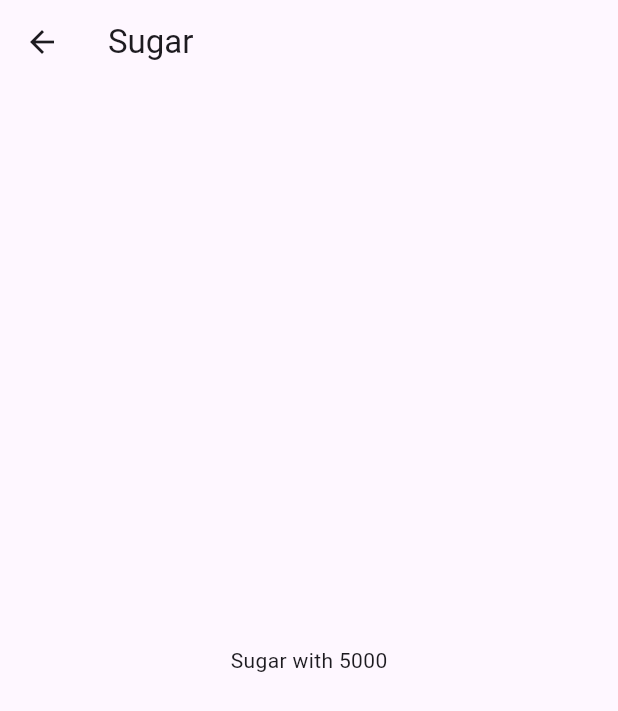
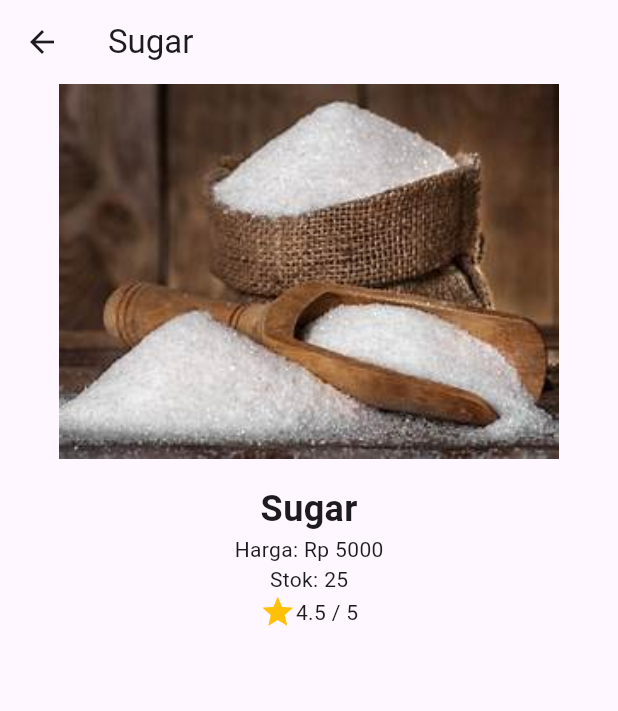
Before and after one commit to olthapage/PemrogramanMobile, a Flutter app: the screen it shows after launch, after a tap on "Sugar", on a phone screen of 412 x 824 dp. Shown: the top 711 px of the screen. Run offline on Flutter 3.47's test engine with Material 3 defaults, Android fonts, the phone set to English and light mode, and no system bars; our stand-ins replace go_router.

Commit message:
Tugas praktikum 2

```diff
--- a/Praktikum5/belanja/lib/main.dart
+++ b/Praktikum5/belanja/lib/main.dart
@@ -1,29 +1,40 @@
 import 'package:flutter/material.dart';
+import 'package:go_router/go_router.dart';
 import 'pages/home_page.dart';
 import 'pages/item_page.dart';
+import 'models/item.dart';
 
 void main() {
-  runApp(MaterialApp(
-    initialRoute: '/',
-    routes: {
-      '/': (context) => HomePage(),
-      '/item': (context) => ItemPage(),
-    },
-  )); // MaterialApp
+  runApp(const MyApp());
 }
 
 class MyApp extends StatelessWidget {
   const MyApp({super.key});
 
-  // This widget is the root of your application.
   @override
   Widget build(BuildContext context) {
-    return MaterialApp(
-      title: 'Flutter Demo',
+    final GoRouter router = GoRouter(
+      routes: [
+        GoRoute(
+          path: '/',
+          builder: (context, state) => HomePage(),
+        ),
+        GoRoute(
+          path: '/item',
+          builder: (context, state) {
+            final item = state.extra as Item;
+            return ItemPage(item: item);
+          },
+        ),
+      ],
+    );
+
+    return MaterialApp.router(
+      title: 'Belanja App',
       theme: ThemeData(
         colorScheme: ColorScheme.fromSeed(seedColor: Colors.deepPurple),
       ),
-      home: const MyHomePage(title: 'Flutter Demo Home Page'),
+      routerConfig: router,
     );
   }
 }
--- a/Praktikum5/belanja/lib/models/item.dart
+++ b/Praktikum5/belanja/lib/models/item.dart
@@ -1,6 +1,15 @@
 class Item {
   final String name;
   final int price;
+  final String imageUrl;
+  final int stock;
+  final double rating;
 
-  Item({required this.name, required this.price});
+  Item({
+    required this.name,
+    required this.price,
+    required this.imageUrl,
+    required this.stock,
+    required this.rating,
+  });
 }
--- a/Praktikum5/belanja/lib/pages/home_page.dart
+++ b/Praktikum5/belanja/lib/pages/home_page.dart
@@ -1,54 +1,110 @@
 import 'package:flutter/material.dart';
+import 'package:go_router/go_router.dart';
 import '../models/item.dart';
 
 class HomePage extends StatelessWidget {
   HomePage({super.key});
 
   final List<Item> items = [
-    Item(name: 'Sugar', price: 5000),
-    Item(name: 'Salt', price: 2000),
+    Item(
+      name: 'Sugar',
+      price: 5000,
+      imageUrl: 'Images/sugar.jpg',
+      stock: 25,
+      rating: 4.5,
+    ),
+    Item(
+      name: 'Salt',
+      price: 2000,
+      imageUrl: 'Images/salt.jpg',
+      stock: 50,
+      rating: 4.2,
+    ),
   ];
 
   @override
   Widget build(BuildContext context) {
     return Scaffold(
-      appBar: AppBar(title: Text('Home Page')),
-
-      body: Container(
-        margin: EdgeInsets.all(8),
-        child: ListView.builder(
-          padding: EdgeInsets.all(8),
+      appBar: AppBar(title: const Text('Home Page')),
+      body: Padding(
+        padding: const EdgeInsets.all(8.0),
+        child: GridView.builder(
+          gridDelegate: const SliverGridDelegateWithFixedCrossAxisCount(
+            crossAxisCount: 2,
+            crossAxisSpacing: 8,
+            mainAxisSpacing: 8,
+            childAspectRatio: 0.75,
+          ),
           itemCount: items.length,
           itemBuilder: (context, index) {
             final item = items[index];
             return InkWell(
               onTap: () {
-                Navigator.pushNamed(
-                  context,
-                  '/item',
-                  arguments: item,
-                );
+                // 🧭 navigasi pakai go_router
+                context.push('/item', extra: item);
               },
               child: Card(
-                child: Container(
-                  margin: EdgeInsets.all(8),
-                  child: Row(
-                    children: [
-                      Expanded(child: Text(item.name)),
-                      Expanded(
-                        child: Text(
-                          item.price.toString(),
-                          textAlign: TextAlign.end,
+                elevation: 4,
+                shape: RoundedRectangleBorder(
+                  borderRadius: BorderRadius.circular(12),
+                ),
+                child: Column(
+                  crossAxisAlignment: CrossAxisAlignment.stretch,
+                  children: [
+                    Hero(
+                      tag: item.name,
+                      child: ClipRRect(
+                        borderRadius: const BorderRadius.vertical(
+                          top: Radius.circular(12),
+                        ),
+                        child: Image.asset(
+                          item.imageUrl,
+                          height: 120,
+                          fit: BoxFit.cover,
                         ),
                       ),
-                    ],
-                  ),
+                    ),
+                    Padding(
+                      padding: const EdgeInsets.all(8.0),
+                      child: Column(
+                        crossAxisAlignment: CrossAxisAlignment.start,
+                        children: [
+                          Text(
+                            item.name,
+                            style: const TextStyle(
+                              fontSize: 16,
+                              fontWeight: FontWeight.bold,
+                            ),
+                          ),
+                          Text('Rp ${item.price}'),
+                          Text('Stok: ${item.stock}'),
+                          Row(
+                            children: [
+                              const Icon(
+                                Icons.star,
+                                size: 16,
+                                color: Colors.amber,
+                              ),
+                              Text(item.rating.toString()),
+                            ],
+                          ),
+                        ],
+                      ),
+                    ),
+                  ],
                 ),
               ),
             );
           },
         ),
       ),
+      bottomNavigationBar: const Padding(
+        padding: EdgeInsets.all(8.0),
+        child: Text(
+          'Nama: Oltha Rosyeda Alhaq | NIM: 2341720145',
+          textAlign: TextAlign.center,
+        ),
+      ),
     );
   }
 }
--- a/Praktikum5/belanja/lib/pages/item_page.dart
+++ b/Praktikum5/belanja/lib/pages/item_page.dart
@@ -2,18 +2,36 @@ import 'package:flutter/material.dart';
 import '../models/item.dart';
 
 class ItemPage extends StatelessWidget {
-  const ItemPage({super.key});
+  final Item item;
+  const ItemPage({super.key, required this.item});
 
   @override
   Widget build(BuildContext context) {
-    final Item item = ModalRoute.of(context)!.settings.arguments as Item;
-
     return Scaffold(
-      appBar: AppBar(
-        title: Text(item.name),
-      ),
-      body: Center(
-        child: Text('${item.name} with ${item.price}'),
+      appBar: AppBar(title: Text(item.name)),
+      body: SingleChildScrollView(
+        child: Column(
+          children: [
+            Hero(
+              tag: item.name,
+              child: Image.asset(item.imageUrl, height: 250, fit: BoxFit.cover),
+            ),
+            const SizedBox(height: 16),
+            Text(
+              item.name,
+              style: const TextStyle(fontSize: 24, fontWeight: FontWeight.bold),
+            ),
+            Text('Harga: Rp ${item.price}'),
+            Text('Stok: ${item.stock}'),
+            Row(
+              mainAxisAlignment: MainAxisAlignment.center,
+              children: [
+                const Icon(Icons.star, color: Colors.amber),
+                Text('${item.rating} / 5'),
+              ],
+            ),
+          ],
+        ),
       ),
     );
   }
```
Also changed, not shown: Praktikum5/belanja/pubspec.yaml (+4 -4 lines), Praktikum5/belanja/Images/salt.jpg (added), Praktikum5/belanja/Images/sugar.jpg (added), Praktikum5/belanja/pubspec.lock.
